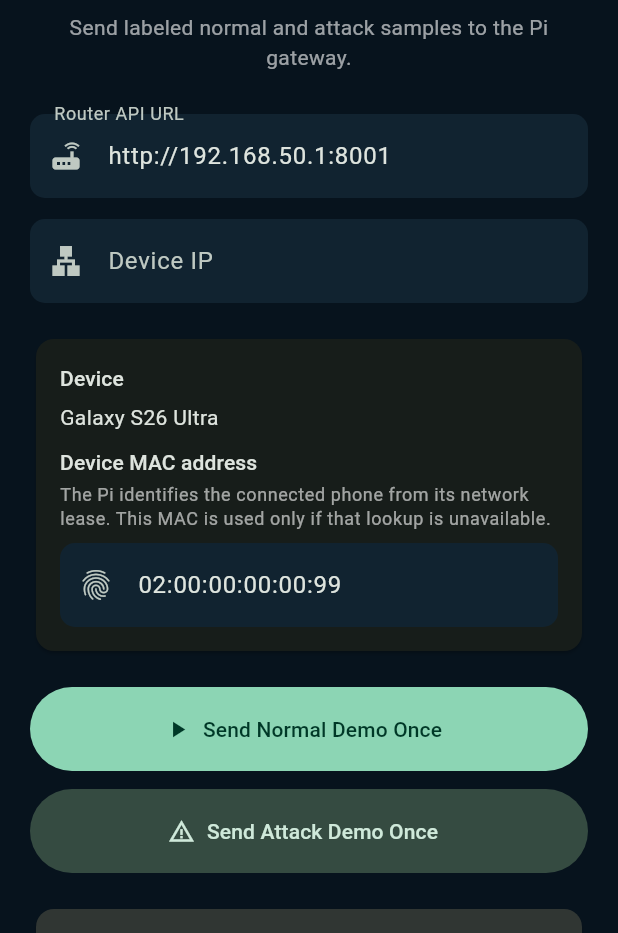
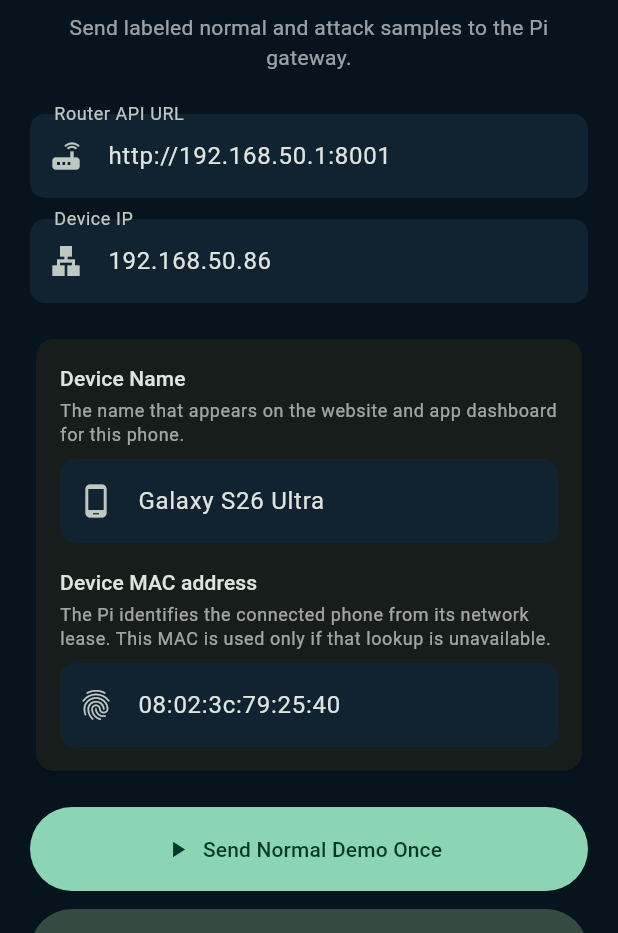
Before and after one commit to DiamondDevil-dotcom/caughtIn4K, a Flutter app: the screen it shows after launch, on a phone screen of 412 x 824 dp, the part 303-1236 px from its top. Run offline on Flutter 3.47's test engine with Material 3 defaults, Android fonts, the phone set to English and light mode, and no system bars; our stand-ins replace flutter_local_notifications, google_fonts, local_auth, percent_indicator, shared_preferences; network calls fail.

Commit message:
Fix device removal, allow custom device names in sender, and make IP optional in registration

```diff
--- a/Fold8DemoSender/lib/main.dart
+++ b/Fold8DemoSender/lib/main.dart
@@ -46,9 +46,11 @@ class SenderHomePage extends StatefulWidget {
 }
 
 class _SenderHomePageState extends State<SenderHomePage> {
-  static const String _device = String.fromEnvironment(
-    'SENDER_DEVICE_NAME',
-    defaultValue: 'Galaxy S26 Ultra',
+  final TextEditingController _deviceNameController = TextEditingController(
+    text: const String.fromEnvironment(
+      'SENDER_DEVICE_NAME',
+      defaultValue: 'Galaxy S26 Ultra',
+    ),
   );
   static const List<List<double>> _normalSamples = <List<double>>[
     [2040708.8, 0, 0, 0, 0, 0, 1, 6885, 351.4, 0.0033692836761474, 5.5, 51.37602988175922, 1814773.306476049, 38.5],
@@ -70,13 +72,13 @@ class _SenderHomePageState extends State<SenderHomePage> {
   final TextEditingController _ipController = TextEditingController(
     text: const String.fromEnvironment(
       'FOLD_DEVICE_IP',
-      defaultValue: '',
+      defaultValue: '192.168.50.86',
     ),
   );
   final TextEditingController _macController = TextEditingController(
     text: const String.fromEnvironment(
       'FOLD_DEVICE_MAC',
-      defaultValue: '02:00:00:00:00:99',
+      defaultValue: '08:02:3c:79:25:40',
     ),
   );
 
@@ -95,6 +97,7 @@ class _SenderHomePageState extends State<SenderHomePage> {
 
   @override
   void dispose() {
+    _deviceNameController.dispose();
     _routerApiUrlController.dispose();
     _ipController.dispose();
     _macController.dispose();
@@ -142,8 +145,11 @@ class _SenderHomePageState extends State<SenderHomePage> {
       setState(() => _status = 'Enter the Fold MAC in aa:bb:cc:dd:ee:ff format.');
       return;
     }
+    final deviceName = _deviceNameController.text.trim().isEmpty
+        ? 'Galaxy S26 Ultra'
+        : _deviceNameController.text.trim();
     final payload = <String, dynamic>{
-      'device': _device,
+      'device': deviceName,
       'mac': mac,
       'features': (attack ? _attackSamples : _normalSamples)[
         DateTime.now().microsecondsSinceEpoch %
@@ -169,10 +175,12 @@ class _SenderHomePageState extends State<SenderHomePage> {
             headers: const <String, String>{
               'Content-Type': 'application/json',
               'Accept': 'application/json',
+              'ngrok-skip-browser-warning': 'true',
             },
             body: jsonEncode(payload),
           )
           .timeout(const Duration(seconds: 15));
+
 
       String confidence = '—';
       String prediction = '';
@@ -271,10 +279,21 @@ class _SenderHomePageState extends State<SenderHomePage> {
                 child: Column(
                   crossAxisAlignment: CrossAxisAlignment.start,
                   children: <Widget>[
-                    Text('Device', style: theme.textTheme.labelLarge),
-                    const SizedBox(height: 6),
-                    const Text(_device),
-                    const SizedBox(height: 10),
+                    Text('Device Name', style: theme.textTheme.labelLarge),
+                    const SizedBox(height: 4),
+                    Text(
+                      'The name that appears on the website and app dashboard for this phone.',
+                      style: theme.textTheme.bodySmall?.copyWith(color: Colors.white60),
+                    ),
+                    const SizedBox(height: 8),
+                    TextField(
+                      controller: _deviceNameController,
+                      decoration: const InputDecoration(
+                        hintText: 'e.g. Galaxy S26 Ultra',
+                        prefixIcon: Icon(Icons.phone_android),
+                      ),
+                    ),
+                    const SizedBox(height: 16),
                     Text('Device MAC address', style: theme.textTheme.labelLarge),
                     const SizedBox(height: 4),
                     Text(
--- a/Sentra/lib/screens/devices_screen.dart
+++ b/Sentra/lib/screens/devices_screen.dart
@@ -76,7 +76,7 @@ class DevicesScreen extends StatelessWidget {
             child: Column(mainAxisSize: MainAxisSize.min, children: [
             TextFormField(controller: name, decoration: const InputDecoration(labelText: 'Device name'), validator: (value) => value == null || value.trim().isEmpty ? 'Enter a name' : null),
             TextFormField(controller: mac, decoration: const InputDecoration(labelText: 'MAC address', hintText: 'aa:bb:cc:dd:ee:ff'), validator: (value) => value == null || !RegExp(r'^([0-9a-fA-F]{2}:){5}[0-9a-fA-F]{2}$').hasMatch(value.trim()) ? 'Enter a valid MAC address' : null),
-            TextFormField(controller: ip, keyboardType: TextInputType.number, decoration: const InputDecoration(labelText: 'IP address'), validator: (value) => value == null || value.trim().isEmpty ? 'Enter an IP address' : null),
+            TextFormField(controller: ip, keyboardType: TextInputType.number, decoration: const InputDecoration(labelText: 'IP address (optional)', hintText: 'Auto-resolved if omitted')),
           ])),
         ),
         actions: [
```
Also changed, not shown: 2 other files.
